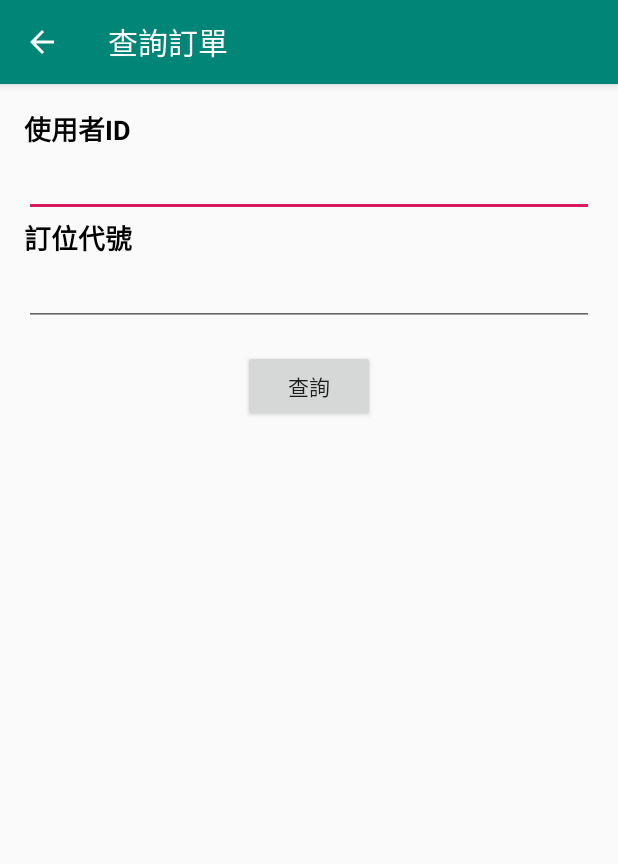
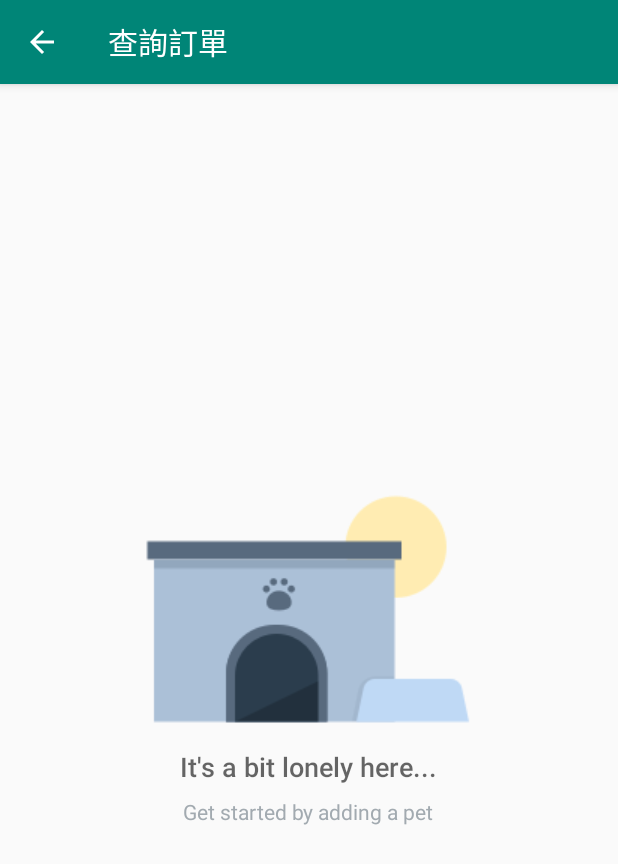
Before and after one commit to robert1003/Hotels, an Android app: the SearchOrderActivity screen opened directly, with no data from a screen before it, after a tap on "查詢", on a phone screen of 412 x 824 dp. Shown: the top 864 px of the screen. Run offline under Robolectric (Android 15) with nearby library versions, the phone set to English and light mode, and no system bars.

```diff
--- a/app/src/main/java/com/example/android/hotels/activities/OrderCursorAdapter.java
+++ b/app/src/main/java/com/example/android/hotels/activities/OrderCursorAdapter.java
@@ -32,7 +32,7 @@ public class OrderCursorAdapter extends CursorAdapter {
         Integer order_id = cursor.getInt(orderIdColumnIndex);
 
 
-        userIdTextView.setText(user_id);
-        orderIdTextView.setText(order_id);
+        userIdTextView.setText(String.valueOf(user_id));
+        orderIdTextView.setText(String.valueOf(order_id));
     }
 }
--- a/app/src/main/java/com/example/android/hotels/activities/SearchListActivity.java
+++ b/app/src/main/java/com/example/android/hotels/activities/SearchListActivity.java
@@ -6,12 +6,14 @@ import android.database.Cursor;
 import android.database.sqlite.SQLiteDatabase;
 import android.net.Uri;
 import android.os.Bundle;
+import android.provider.BaseColumns;
 import android.support.annotation.NonNull;
 import android.support.annotation.Nullable;
 import android.support.v4.app.LoaderManager;
 import android.support.v4.content.CursorLoader;
 import android.support.v4.content.Loader;
 import android.support.v7.app.AppCompatActivity;
+import android.util.Log;
 import android.view.View;
 import android.widget.AdapterView;
 import android.widget.ListView;
@@ -27,23 +29,33 @@ public class SearchListActivity extends AppCompatActivity implements LoaderManag
     protected void onCreate(Bundle savedInstanceState) {
         super.onCreate(savedInstanceState);
         setContentView(R.layout.activity_search_list);
-
+        String user_id = getIntent().getStringExtra("User_id");
+        String order_id = getIntent().getStringExtra("Order_id");
         // To access our database, we instantiate our subclass of SQLiteOpenHelper
         // and pass the context, which is the current activity.
 
         ListView OrderListView = (ListView) findViewById(R.id.list);
-
+        //View emptyView = findViewById(R.id.empty_view);
+        //OrderListView.setEmptyView(emptyView);
         //PetCursorAdapter adapter = new PetCursorAdapter(this, cursor);
 
         //petListView.setAdapter(adapter);
-
-        // Find and set empty view on the ListView, so that it only shows when the list has 0 items.
-        //View emptyView = findViewById(R.id.empty_view);
-        //OrderListView.setEmptyView(emptyView);
-
-        mCursorAdapter = new OrderCursorAdapter(this, null);
+        String whereClause = OrderEntry.COLUMN_USER_ID + " =? AND " + OrderEntry.COLUMN_ORDER_ID + " =?";
+        String[] selectionArgs = new String[]{user_id, order_id};
+        String[] projection = {
+                OrderEntry.COLUMN_USER_ID,
+                OrderEntry.COLUMN_ORDER_ID
+                //OrderEntry.COLUMN_NUMBER_OF_SINGLE,
+                //OrderEntry.COLUMN_NUMBER_OF_DUAL,
+                //OrderEntry.COLUMN_NUMBER_OF_QUAD,
+                //OrderEntry.COLUMN_CHECK_IN_DATE,
+                //OrderEntry.COLUMN_CHECK_OUT_DATE,
+                //OrderEntry.COLUMN_TOTAL_PRICE
+        };
+        Cursor cursor = getContentResolver().query(OrderEntry.CONTENT_URI, projection , whereClause, selectionArgs, null);
+        mCursorAdapter = new OrderCursorAdapter(this, cursor);
         OrderListView.setAdapter(mCursorAdapter);
-        getSupportLoaderManager().initLoader(ORDER_LOADER, null, this);
+        //getSupportLoaderManager().initLoader(ORDER_LOADER, null, this);
         //Setup the item click listener
 
     }
--- a/app/src/main/java/com/example/android/hotels/activities/SearchOrderActivity.java
+++ b/app/src/main/java/com/example/android/hotels/activities/SearchOrderActivity.java
@@ -38,23 +38,13 @@ public class SearchOrderActivity extends AppCompatActivity {
         String user_id = mUser_id.getText().toString();
         String order_id = mOrder_id.getText().toString();
 
-        String whereClause = OrderEntry.COLUMN_USER_ID + " =? AND " + OrderEntry.COLUMN_ORDER_ID + " =?";
-        String[] selectionArgs = new String[]{user_id, order_id};
-        String[] projection = {
-                OrderEntry.COLUMN_ORDER_ID,
-                OrderEntry.COLUMN_USER_ID,
-                OrderEntry.COLUMN_NUMBER_OF_SINGLE,
-                OrderEntry.COLUMN_NUMBER_OF_DUAL,
-                OrderEntry.COLUMN_NUMBER_OF_QUAD,
-                OrderEntry.COLUMN_CHECK_IN_DATE,
-                OrderEntry.COLUMN_CHECK_OUT_DATE,
-                OrderEntry.COLUMN_TOTAL_PRICE
-        };
-        Cursor cursor = getContentResolver().query(OrderEntry.CONTENT_URI, projection , whereClause, selectionArgs, null);
-        Log.v("test", cursor.toString());
-        if(cursor != null){
-
-        }
+        Intent intent = new Intent(SearchOrderActivity.this, SearchListActivity.class);
+        Log.i("fuck", "abcd");
+        intent.putExtra("User_id", user_id);
+        Log.i("fuck", "abcd");
+        intent.putExtra("Order_id", order_id);
+        Log.i("fuck", "abcd");
+        startActivity(intent);
         // try to search order
         /*if(Integer.parseInt(user_id) <= 100) {
             LayoutInflater factory = getLayoutInflater();
--- a/app/src/main/java/com/example/android/hotels/data/OrderContract.java
+++ b/app/src/main/java/com/example/android/hotels/data/OrderContract.java
@@ -14,7 +14,7 @@ public final class OrderContract {
         public final static String TABLE_NAME = "orders";
         public static final Uri CONTENT_URI = Uri.withAppendedPath(BASE_CONTENT_URI, PATH_ORDERS);
 
-        public final static String COLUMN_ORDER_ID = "order_id";
+        public final static String COLUMN_ORDER_ID = _ID;
         public final static String COLUMN_USER_ID = "user_id";
         public final static String COLUMN_HOTEL_ID = "hotel_id";
         //public final static String COLUMN_SINGLE = "single";
--- a/app/src/main/java/com/example/android/hotels/data/OrderProvider.java
+++ b/app/src/main/java/com/example/android/hotels/data/OrderProvider.java
@@ -8,6 +8,8 @@ import android.database.Cursor;
 import android.database.sqlite.SQLiteDatabase;
 import android.database.Cursor;
 import android.net.Uri;
+import android.util.Log;
+
 import com.example.android.hotels.data.OrderContract.OrderEntry;
 
 public class OrderProvider extends ContentProvider {
@@ -33,6 +35,7 @@ public class OrderProvider extends ContentProvider {
         int match = sUriMather.match(uri);
         switch (match) {
             case ORDERS:
+                Log.i("database", OrderEntry.TABLE_NAME.toString() + " " + projection.toString() + " " + selection.toString() + " " + selectionArgs.toString());
                 cursor = database.query(OrderEntry.TABLE_NAME, projection, selection, selectionArgs, null, null, sortOrder);
                 break;
             default:
--- a/app/src/main/res/layout/activity_search_list.xml
+++ b/app/src/main/res/layout/activity_search_list.xml
@@ -1,10 +1,50 @@
 <?xml version="1.0" encoding="utf-8"?>
-<android.support.constraint.ConstraintLayout
+<RelativeLayout
     xmlns:android="http://schemas.android.com/apk/res/android" android:layout_width="match_parent"
-    android:layout_height="match_parent">
+    xmlns:tools="http://schemas.android.com/tools"
+    android:layout_height="match_parent"
+    android:orientation="horizontal"
+    tools:context=".activities.SearchListActivity">
+
     <ListView
         android:id="@+id/list"
         android:layout_width="match_parent"
         android:layout_height="match_parent" />
+    <RelativeLayout
+        android:id="@+id/empty_view"
+        android:layout_width="wrap_content"
+        android:layout_height="wrap_content"
+        android:layout_centerInParent="true">
+
+        <ImageView
+            android:id="@+id/empty_shelter_image"
+            android:layout_width="wrap_content"
+            android:layout_height="wrap_content"
+            android:layout_centerHorizontal="true"
+            android:src="@drawable/ic_empty_shelter"/>
+
+        <TextView
+            android:id="@+id/empty_title_text"
+            android:layout_width="wrap_content"
+            android:layout_height="wrap_content"
+            android:layout_below="@+id/empty_shelter_image"
+            android:layout_centerHorizontal="true"
+            android:fontFamily="sans-serif-medium"
+            android:paddingTop="16dp"
+            android:text="@string/empty_view_title_text"
+            android:textAppearance="?android:textAppearanceMedium"/>
+
+        <TextView
+            android:id="@+id/empty_subtitle_text"
+            android:layout_width="wrap_content"
+            android:layout_height="wrap_content"
+            android:layout_below="@+id/empty_title_text"
+            android:layout_centerHorizontal="true"
+            android:fontFamily="sans-serif"
+            android:paddingTop="8dp"
+            android:text="@string/empty_view_subtitle_text"
+            android:textAppearance="?android:textAppearanceSmall"
+            android:textColor="#A2AAB0"/>
+    </RelativeLayout>
     <!-- Empty view for the list -->
-</android.support.constraint.ConstraintLayout>
+</RelativeLayout>
--- a/app/src/main/res/layout/activity_search_order.xml
+++ b/app/src/main/res/layout/activity_search_order.xml
@@ -1,6 +1,7 @@
 <?xml version="1.0" encoding="utf-8"?>
 <ScrollView
-    xmlns:android="http://schemas.android.com/apk/res/android" android:layout_width="match_parent"
+    xmlns:android="http://schemas.android.com/apk/res/android"
+    android:layout_width="match_parent"
     android:layout_height="match_parent">
 
     <LinearLayout
--- a/app/src/main/res/values/strings.xml
+++ b/app/src/main/res/values/strings.xml
@@ -34,4 +34,10 @@
     <string name="failed_modify_order_id_not_exist">修改失敗，此訂位代號不存在</string>
     <string name="failed_modify_order_date_longer">修改失敗，只能縮短日期，不能延長</string>
     <string name="failed_search_order">您輸入的身份識別碼/訂位代號有誤，請重新輸入</string>
+
+    <!-- Title text for the empty view, which describes the empty dog house image [CHAR LIMIT=50] -->
+    <string name="empty_view_title_text">It\'s a bit lonely here...</string>
+
+    <!-- Subtitle text for the empty view that prompts the user to add a pet [CHAR LIMIT=50] -->
+    <string name="empty_view_subtitle_text">Get started by adding a pet</string>
 </resources>
```
Also changed, not shown: app/src/main/AndroidManifest.xml (+9 -0 lines), app/src/main/java/com/example/android/hotels/MainActivity.java (+10 -9 lines), app/src/main/res/drawable/ic_empty_shelter.png (added).
